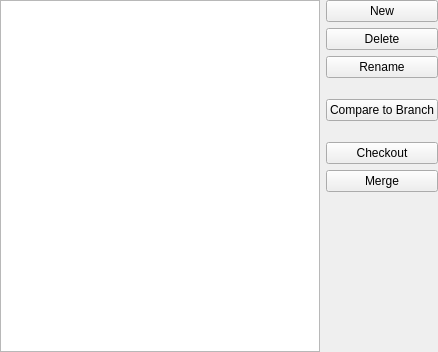
Above: kdevplatform/vcs/dvcs/ui/branchmanager.ui from KDE/kdevelop before the change. Below: the same form after it.
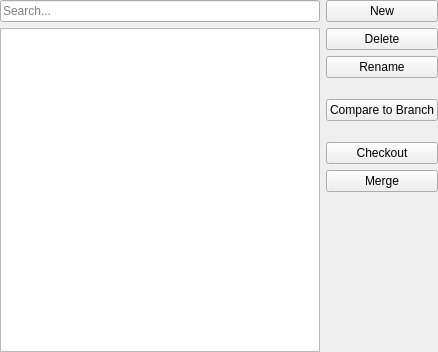
That is the form after the change. Icons and pictures are not drawn.

Commit message: DVCS Branch Manager with filtering and sorting proposal

```diff
--- a/kdevplatform/vcs/dvcs/ui/branchmanager.ui
+++ b/kdevplatform/vcs/dvcs/ui/branchmanager.ui
@@ -23,7 +23,7 @@
    <property name="bottomMargin">
     <number>0</number>
    </property>
-   <item row="0" column="1">
+   <item row="0" column="2">
     <layout class="QVBoxLayout" name="verticalLayout">
      <item>
       <widget class="QPushButton" name="newButton">
@@ -144,12 +144,26 @@
      </item>
     </layout>
    </item>
-   <item row="0" column="0">
+   <item row="0" column="1">
+    <layout class="QVBoxLayout" name="verticalLayout_2" stretch="0,0">
+     <item>
+      <widget class="QLineEdit" name="branchFilterEdit">
+       <property name="text">
+        <string/>
+       </property>
+       <property name="placeholderText">
+        <string>Search...</string>
+       </property>
+      </widget>
+     </item>
+     <item>
     <widget class="QListView" name="branchView">
      <property name="editTriggers">
       <set>QAbstractItemView::EditKeyPressed</set>
      </property>
     </widget>
+     </item>
+    </layout>
    </item>
   </layout>
  </widget>
```
Lines whose indentation alone changed are shown as unchanged. The commit also changes 2 other files.
